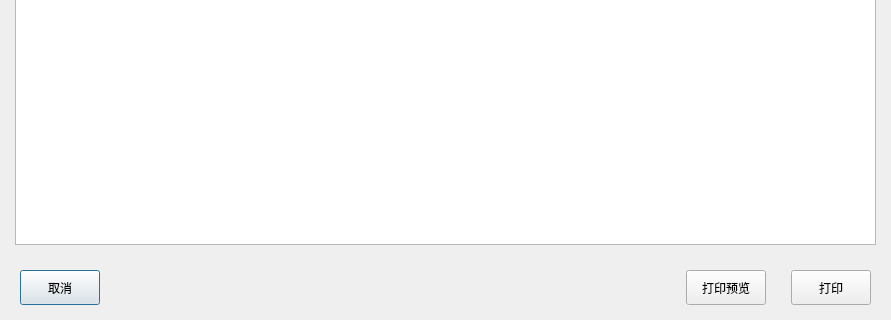
Before: the Qt Designer form Qt/ERP/dialogprintouttable.ui in superp2017/NTERP, drawn with Qt 5; both pictures show x 0 to 891 and y 282 to 602 of the 891 by 602 pixel window.
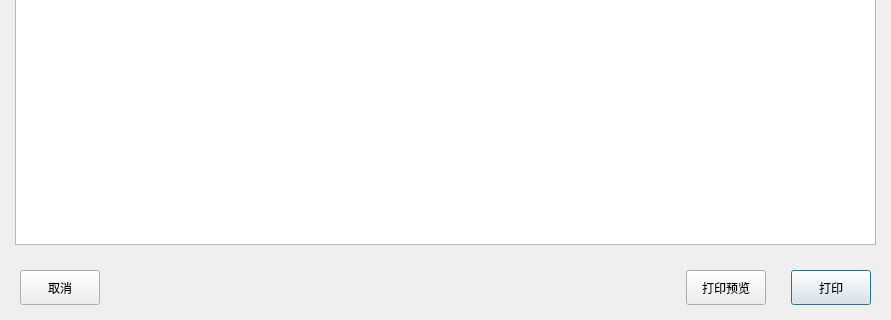
After: the same form once the commit is applied. Custom widgets are drawn as their Qt base class.

```diff
--- a/Qt/ERP/dialogprintouttable.ui
+++ b/Qt/ERP/dialogprintouttable.ui
@@ -51,6 +51,9 @@
        <property name="text">
         <string>取消</string>
        </property>
+       <property name="autoDefault">
+        <bool>false</bool>
+       </property>
       </widget>
      </item>
      <item>
@@ -77,6 +80,9 @@
        <property name="text">
         <string>打印预览</string>
        </property>
+       <property name="autoDefault">
+        <bool>false</bool>
+       </property>
       </widget>
      </item>
      <item>
```
Left out of the diff: 2 changed lines with no effect on the pictures.
